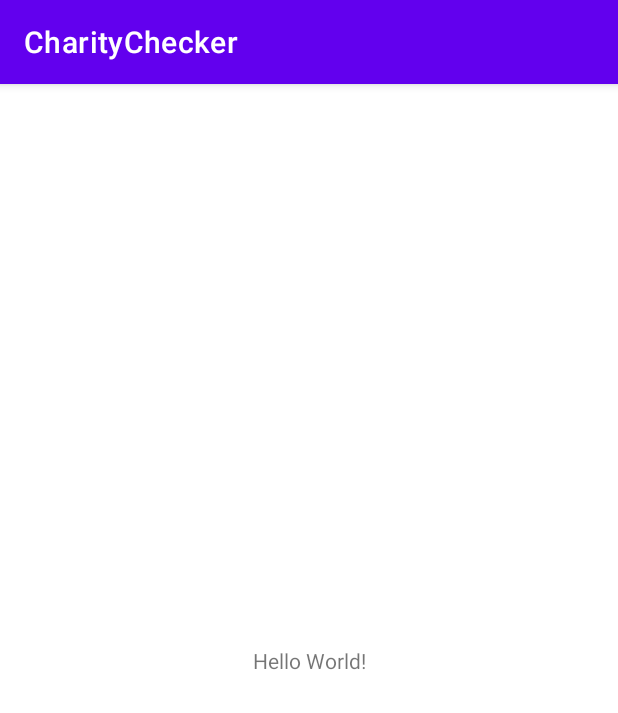
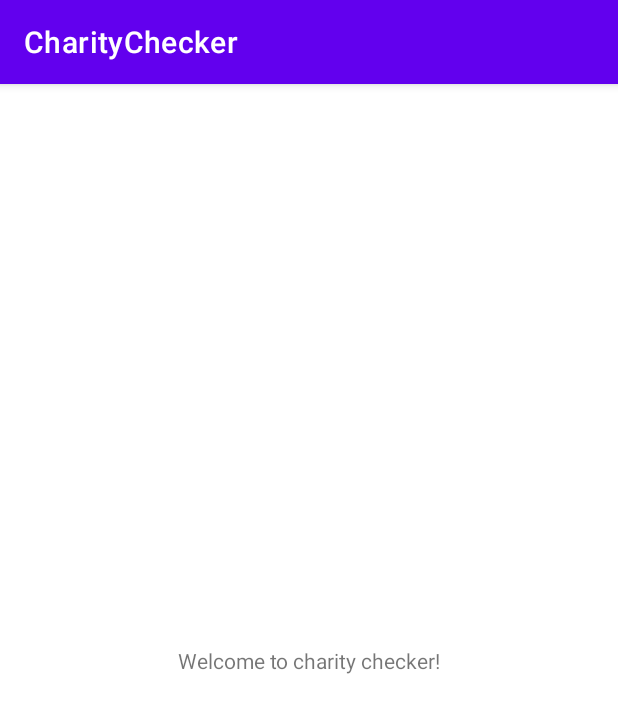
Before and after one commit to alexisromer/CharityChecker, an Android app: the screen it shows after launch (MainActivity), on a phone screen of 412 x 824 dp. Shown: the top 713 px of the screen. Run offline under Robolectric (Android 15) with nearby library versions, the phone set to English and light mode, and no system bars.

Commit message:
Changed text to "Welcome to Charity Checker"

```diff
--- a/app/src/main/res/layout/activity_main.xml
+++ b/app/src/main/res/layout/activity_main.xml
@@ -9,7 +9,7 @@
     <TextView
         android:layout_width="wrap_content"
         android:layout_height="wrap_content"
-        android:text="Hello World!"
+        android:text="Welcome to charity checker!"
         app:layout_constraintBottom_toBottomOf="parent"
         app:layout_constraintLeft_toLeftOf="parent"
         app:layout_constraintRight_toRightOf="parent"
```
